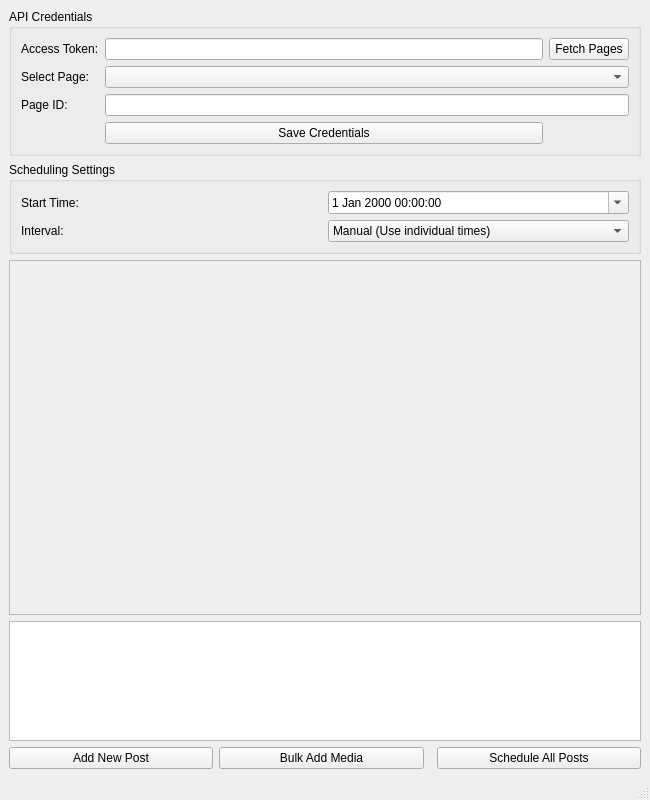
CuteReaper/FBSchedular, file mainwindow.ui: the form before one commit.
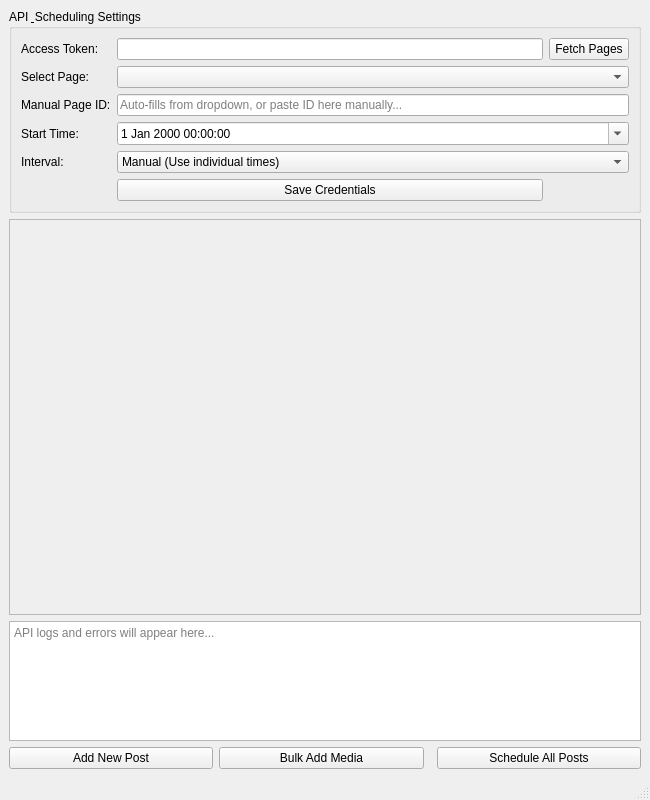
The form after the commit.

Diff of the .ui file:
```diff
--- a/mainwindow.ui
+++ b/mainwindow.ui
@@ -23,19 +23,16 @@
     <item>
      <widget class="QGroupBox" name="credentialsBox">
       <property name="title">
-       <string>API Credentials</string>
+       <string>API &amp; Scheduling Settings</string>
       </property>
-
-      <layout class="QGridLayout" name="credentialsLayout">
-
+      <layout class="QGridLayout" name="gridLayout">
        <item row="0" column="0">
-        <widget class="QLabel" name="label_token">
+        <widget class="QLabel" name="label_2">
          <property name="text">
           <string>Access Token:</string>
          </property>
         </widget>
        </item>
-
        <item row="0" column="1">
         <widget class="QLineEdit" name="accessTokenLineEdit">
          <property name="echoMode">
@@ -43,7 +40,6 @@
          </property>
         </widget>
        </item>
-
        <item row="0" column="2">
         <widget class="QPushButton" name="fetchPagesButton">
          <property name="text">
@@ -53,75 +49,51 @@
        </item>
 
        <item row="1" column="0">
-        <widget class="QLabel" name="label_page">
+        <widget class="QLabel" name="label">
          <property name="text">
           <string>Select Page:</string>
          </property>
         </widget>
        </item>
-
        <item row="1" column="1" colspan="2">
         <widget class="QComboBox" name="pageComboBox"/>
        </item>
-
        <item row="2" column="0">
-        <widget class="QLabel" name="label_pageid">
+        <widget class="QLabel" name="label_5">
          <property name="text">
-          <string>Page ID:</string>
+          <string>Manual Page ID:</string>
          </property>
         </widget>
        </item>
-
        <item row="2" column="1" colspan="2">
-        <widget class="QLineEdit" name="pageIdLineEdit"/>
-       </item>
-
-       <item row="3" column="1">
-        <widget class="QPushButton" name="saveSettingsButton">
-         <property name="text">
-          <string>Save Credentials</string>
+        <widget class="QLineEdit" name="pageIdLineEdit">
+         <property name="placeholderText">
+          <string>Auto-fills from dropdown, or paste ID here manually...</string>
          </property>
         </widget>
        </item>
-
-      </layout>
-     </widget>
-    </item>
-
-    <!-- ================= SCHEDULING BOX ================= -->
-    <item>
-     <widget class="QGroupBox" name="scheduleBox">
-      <property name="title">
-       <string>Scheduling Settings</string>
-      </property>
-
-      <layout class="QGridLayout" name="scheduleLayout">
-
-       <item row="0" column="0">
-        <widget class="QLabel" name="label_start">
+       <item row="3" column="0">
+        <widget class="QLabel" name="label_3">
          <property name="text">
           <string>Start Time:</string>
          </property>
         </widget>
        </item>
-
-       <item row="0" column="1">
+       <item row="3" column="1" colspan="2">
         <widget class="QDateTimeEdit" name="startDateTimeEdit">
          <property name="calendarPopup">
           <bool>true</bool>
          </property>
         </widget>
        </item>
-
-       <item row="1" column="0">
-        <widget class="QLabel" name="label_interval">
+       <item row="4" column="0">
+        <widget class="QLabel" name="label_4">
          <property name="text">
           <string>Interval:</string>
          </property>
         </widget>
        </item>
-
-       <item row="1" column="1">
+       <item row="4" column="1" colspan="2">
         <widget class="QComboBox" name="strategyComboBox">
          <item>
           <property name="text">
@@ -145,12 +117,16 @@
          </item>
         </widget>
        </item>
-
+       <item row="5" column="1">
+        <widget class="QPushButton" name="saveSettingsButton">
+         <property name="text">
+          <string>Save Credentials</string>
+         </property>
+        </widget>
+       </item>
       </layout>
      </widget>
     </item>
-
-    <!-- ================= POSTS AREA ================= -->
     <item>
      <widget class="QScrollArea" name="scrollArea">
       <property name="widgetResizable">
@@ -174,6 +150,9 @@
         <height>120</height>
        </size>
       </property>
+      <property name="placeholderText">
+       <string>API logs and errors will appear here...</string>
+      </property>
      </widget>
     </item>
 
```
Left out of the diff: 27 changed lines with no effect on the pictures.
